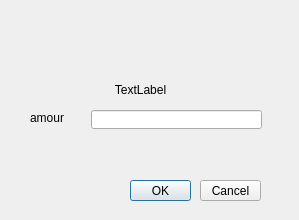
First picture: the form in atm/withdrawrechargedialog.ui, repository cherny77/atm, before the edit.
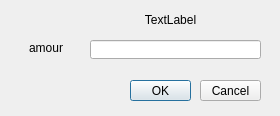
Second picture: the form after the edit.

```diff
--- a/atm/withdrawrechargedialog.ui
+++ b/atm/withdrawrechargedialog.ui
@@ -6,18 +6,21 @@
    <rect>
     <x>0</x>
     <y>0</y>
-    <width>299</width>
-    <height>220</height>
+    <width>280</width>
+    <height>116</height>
    </rect>
   </property>
   <property name="windowTitle">
    <string>Dialog</string>
   </property>
+  <property name="sizeGripEnabled">
+   <bool>false</bool>
+  </property>
   <widget class="QLabel" name="amuntLabel">
    <property name="geometry">
     <rect>
-     <x>30</x>
-     <y>110</y>
+     <x>29</x>
+     <y>40</y>
      <width>34</width>
      <height>16</height>
     </rect>
@@ -32,8 +35,8 @@
    </property>
    <property name="geometry">
     <rect>
-     <x>20</x>
-     <y>80</y>
+     <x>50</x>
+     <y>10</y>
      <width>241</width>
      <height>20</height>
     </rect>
@@ -57,7 +60,7 @@
    <property name="geometry">
     <rect>
      <x>130</x>
-     <y>180</y>
+     <y>80</y>
      <width>61</width>
      <height>21</height>
     </rect>
@@ -70,7 +73,7 @@
    <property name="geometry">
     <rect>
      <x>200</x>
-     <y>180</y>
+     <y>80</y>
      <width>61</width>
      <height>21</height>
     </rect>
@@ -82,8 +85,8 @@
   <widget class="QLineEdit" name="lineEdit">
    <property name="geometry">
     <rect>
-     <x>91</x>
-     <y>110</y>
+     <x>90</x>
+     <y>40</y>
      <width>171</width>
      <height>19</height>
     </rect>
```
